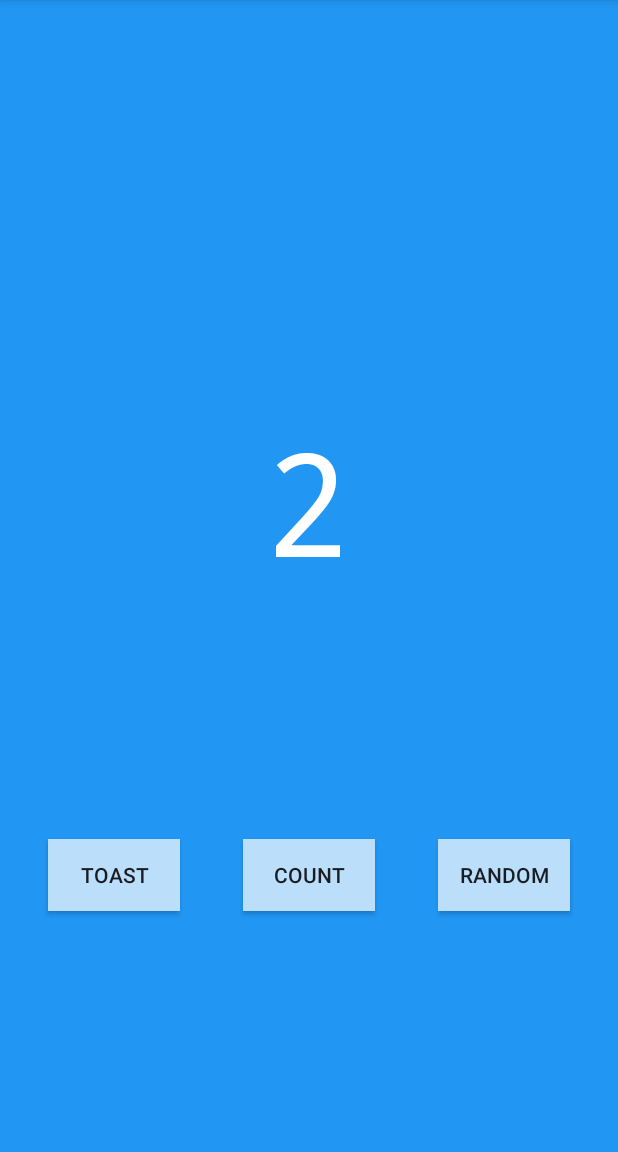
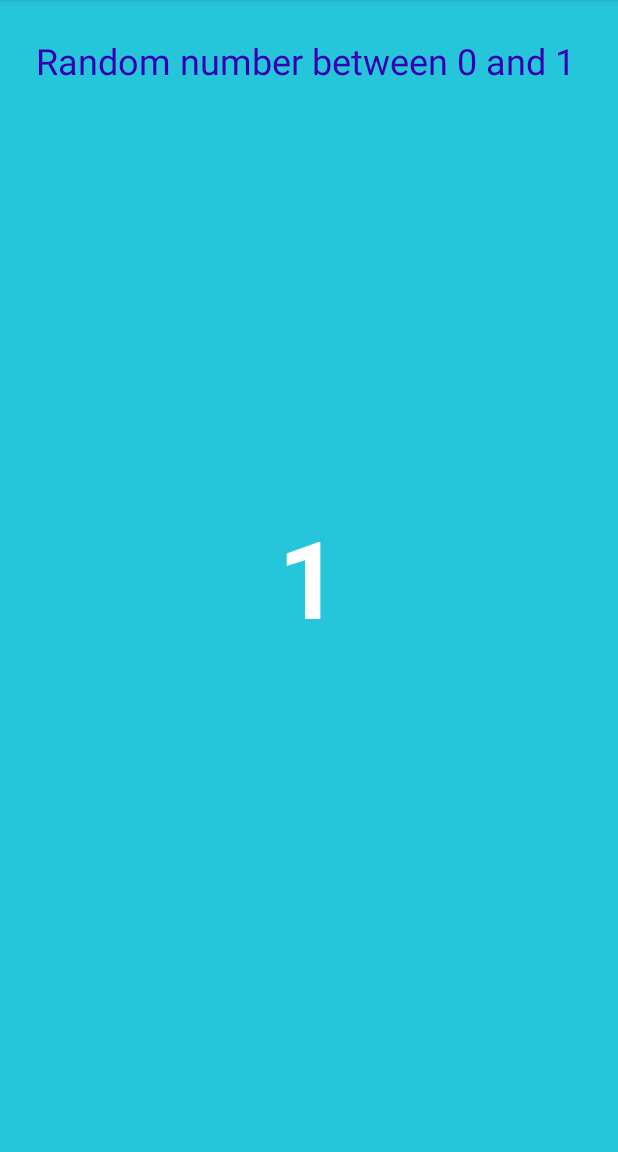
Before and after one commit to RuslanPark/ITMO-android-course, an Android app: the screen it shows after launch (MainActivity before the commit, RandomNumberActivity after it), after a tap on "RANDOM", on a phone screen of 412 x 824 dp, the part 84-1236 px from its top. Run offline under Robolectric (Android 15) with nearby library versions, the phone set to English and light mode, and no system bars; 1 other tap on this screen came first.

Commit message:
Intent + second activity

```diff
--- a/MyFirstApp/app/src/main/AndroidManifest.xml
+++ b/MyFirstApp/app/src/main/AndroidManifest.xml
@@ -16,6 +16,7 @@
                 <category android:name="android.intent.category.LAUNCHER" />
             </intent-filter>
         </activity>
+        <activity android:name=".RandomNumberActivity"></activity>
     </application>
 
 </manifest>
--- a/MyFirstApp/app/src/main/java/com/example/myfirstapp/MainActivity.kt
+++ b/MyFirstApp/app/src/main/java/com/example/myfirstapp/MainActivity.kt
@@ -1,5 +1,6 @@
 package com.example.myfirstapp
 
+import android.content.Intent
 import android.graphics.Color
 import androidx.appcompat.app.AppCompatActivity
 import android.os.Bundle
@@ -36,8 +37,22 @@ class MainActivity : AppCompatActivity() {
         textView.text = count.toString()
     }
 
-    fun randomNumber (view: View) {
-        textView.text = (0..10).random().toString()
+    fun randomMe (view: View) {
+        val rndIntent = Intent(this, RandomNumberActivity::class.java)
+        val counter =   textView.text.toString()
+        val count = Integer.parseInt(counter)
+        rndIntent.putExtra(RandomNumberActivity.TOTAL_COUNT, count)
+        startActivity(rndIntent)
     }
 
+    /*override fun onSaveInstanceState(outState: Bundle) {
+        outState.putString("textViewNumber", textView.text.toString())
+        super.onSaveInstanceState(outState)
+    }
+
+    override fun onRestoreInstanceState(savedInstanceState: Bundle) {
+        super.onRestoreInstanceState(savedInstanceState)
+        textView.text = savedInstanceState.getString("textViewNumber")
+    }*/
+
 }
--- /dev/null
+++ b/MyFirstApp/app/src/main/java/com/example/myfirstapp/RandomNumberActivity.kt
@@ -0,0 +1,43 @@
+package com.example.myfirstapp
+
+import androidx.appcompat.app.AppCompatActivity
+import android.os.Bundle
+import kotlinx.android.synthetic.main.activity_random_number.*
+import kotlin.random.Random
+
+class RandomNumberActivity : AppCompatActivity() {
+
+    companion object {
+        const val TOTAL_COUNT = "total_count"
+    }
+
+    override fun onCreate(savedInstanceState: Bundle?) {
+        super.onCreate(savedInstanceState)
+        setContentView(R.layout.activity_random_number)
+        showRandomNumber()
+    }
+
+    fun showRandomNumber() {
+        val count = intent.getIntExtra(TOTAL_COUNT, 0)
+
+        var randomNumber = 0
+        if (count > 0) {
+            randomNumber = Random.nextInt(count + 1)
+        }
+
+        textViewRndNumber.text = Integer.toString(randomNumber)
+        textViewRndHeader.text = getString(R.string.random_heading, count)
+    }
+
+    override fun onSaveInstanceState(outState: Bundle) {
+        outState.putString("textViewRndNumber", textViewRndNumber.text.toString())
+        outState.putString("textViewRndHeader", textViewRndHeader.text.toString())
+        super.onSaveInstanceState(outState)
+    }
+
+    override fun onRestoreInstanceState(savedInstanceState: Bundle) {
+        super.onRestoreInstanceState(savedInstanceState)
+        textViewRndNumber.text = savedInstanceState.getString("textViewRndNumber")
+        textViewRndHeader.text = savedInstanceState.getString("textViewRndHeader")
+    }
+}
--- a/MyFirstApp/app/src/main/res/layout/activity_main.xml
+++ b/MyFirstApp/app/src/main/res/layout/activity_main.xml
@@ -49,7 +49,7 @@
         tools:layout_editor_absoluteX="161dp" />
 
     <Button
-        android:onClick="randomNumber"
+        android:onClick="randomMe"
         android:id="@+id/random_button"
         android:layout_width="wrap_content"
         android:layout_height="wrap_content"
--- /dev/null
+++ b/MyFirstApp/app/src/main/res/layout/activity_random_number.xml
@@ -0,0 +1,42 @@
+<?xml version="1.0" encoding="utf-8"?>
+<androidx.constraintlayout.widget.ConstraintLayout xmlns:android="http://schemas.android.com/apk/res/android"
+    xmlns:app="http://schemas.android.com/apk/res-auto"
+    xmlns:tools="http://schemas.android.com/tools"
+    android:layout_width="match_parent"
+    android:layout_height="match_parent"
+    android:background="@color/screenRndBackground"
+    tools:context=".RandomNumberActivity">
+
+    <TextView
+        android:id="@+id/textViewRndHeader"
+        android:layout_width="match_parent"
+        android:layout_height="wrap_content"
+        android:layout_marginEnd="24dp"
+        android:layout_marginStart="24dp"
+        android:layout_marginTop="24dp"
+        android:text="@string/random_heading"
+        android:textColor="@color/colorPrimaryDark"
+        android:textSize="24sp"
+        app:layout_constraintEnd_toEndOf="parent"
+        app:layout_constraintHorizontal_bias="0.0"
+        app:layout_constraintStart_toStartOf="parent"
+        app:layout_constraintTop_toTopOf="parent" />
+
+    <TextView
+        android:id="@+id/textViewRndNumber"
+        android:layout_width="wrap_content"
+        android:layout_height="wrap_content"
+        android:layout_marginBottom="24sp"
+        android:layout_marginEnd="24sp"
+        android:layout_marginStart="24sp"
+        android:layout_marginTop="24sp"
+        android:text="R"
+        android:textColor="@android:color/white"
+        android:textSize="72sp"
+        android:textStyle="bold"
+        app:layout_constraintVertical_bias="0.45"
+        app:layout_constraintBottom_toBottomOf="parent"
+        app:layout_constraintEnd_toEndOf="parent"
+        app:layout_constraintStart_toStartOf="parent"
+        app:layout_constraintTop_toBottomOf="@+id/textViewRndHeader" />
+</androidx.constraintlayout.widget.ConstraintLayout>
--- a/MyFirstApp/app/src/main/res/values/colors.xml
+++ b/MyFirstApp/app/src/main/res/values/colors.xml
@@ -4,5 +4,6 @@
     <color name="colorPrimaryDark">#3700B3</color>
     <color name="colorAccent">#03DAC5</color>
     <color name="screenBackground">#2196F3</color>
+    <color name="screenRndBackground">#26C6DA</color>
     <color name="buttonBackground">#BBDEFB</color>
 </resources>
--- a/MyFirstApp/app/src/main/res/values/strings.xml
+++ b/MyFirstApp/app/src/main/res/values/strings.xml
@@ -4,4 +4,5 @@
     <string name="toast_button">Toast</string>
     <string name="count_button">Count</string>
     <string name="random_button">Random</string>
+    <string name="random_heading">Random number between 0 and %1d</string>
 </resources>
```
